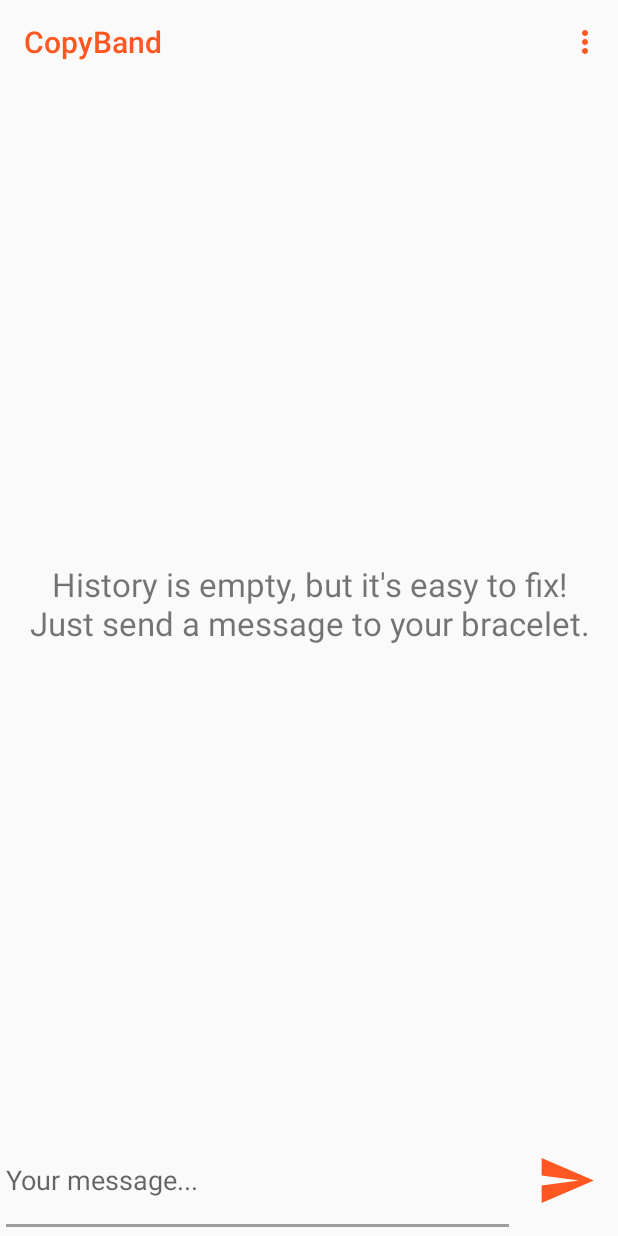
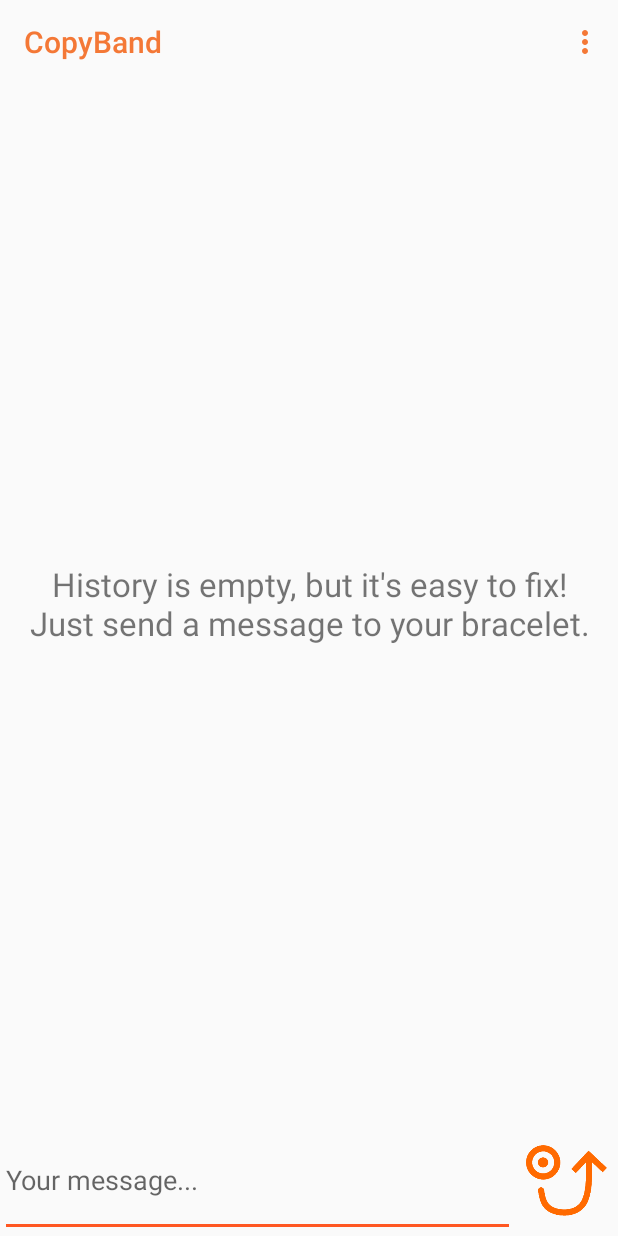
Before and after one commit to cubeqw/CopyBand, an Android app: the MainActivity screen opened directly, with no data from a screen before it, on a phone screen of 412 x 824 dp. Run offline under Robolectric (Android 15) with nearby library versions, the light colour scheme and no system bars; 1 statement that could not run was skipped.

Commit message:
New design Add reminder button (reminder don't work)

```diff
--- a/app/src/main/java/com/cubeqw/copyband/MainActivity.java
+++ b/app/src/main/java/com/cubeqw/copyband/MainActivity.java
@@ -22,6 +22,7 @@
 import android.view.View;
 import android.view.ViewGroup;
 import android.widget.EditText;
+import android.widget.TabHost;
 import android.widget.TextView;
 import android.widget.Toast;
 
@@ -54,11 +55,24 @@
     String date;
     private CustomAdapter recyclerViewAdapter;
     RecyclerView recyclerView;
+    TabHost mTabHost;
 
     @Override
     protected void onCreate(Bundle savedInstanceState) {
         super.onCreate(savedInstanceState);
         setContentView(R.layout.activity_main);
+        setTheme(R.style.AppTheme);
+        mTabHost=findViewById(R.id.tabHost);
+        mTabHost.setup();
+        TabHost.TabSpec tabSpec = mTabHost.newTabSpec("tag1");
+        tabSpec.setContent(R.id.main);
+        tabSpec.setIndicator(getResources().getString(R.string.messages));
+        mTabHost.addTab(tabSpec);
+        tabSpec = mTabHost.newTabSpec("tag2");
+        tabSpec.setContent(R.id.reminder_layout);
+        tabSpec.setIndicator(getResources().getString(R.string.reminder));
+        mTabHost.addTab(tabSpec);
+        mTabHost.setCurrentTab(0);
         text =findViewById(R.id.text);
         tb=new TinyDB(getApplicationContext());
         quotes=tb.getListString("history");
--- a/app/src/main/res/drawable/gradient.xml
+++ b/app/src/main/res/drawable/gradient.xml
@@ -10,4 +10,5 @@
         android:bottomLeftRadius="100dp"
         android:topLeftRadius="100dp"
         android:topRightRadius="100dp"/>
+
 </shape>
--- a/app/src/main/res/drawable/send_button.xml
+++ /dev/null
@@ -1,13 +0,0 @@
-<vector xmlns:android="http://schemas.android.com/apk/res/android"
-    android:width="108dp"
-    android:height="108dp"
-    android:viewportWidth="41.37931"
-    android:viewportHeight="41.37931"
-    android:tint="@color/colorPrimary">
-    <group android:translateX="8.689655"
-        android:translateY="8.689655">
-        <path
-            android:fillColor="#FF000000"
-            android:pathData="M2.01,21L23,12 2.01,3 2,10l15,2 -15,2z"/>
-    </group>
-</vector>
--- a/app/src/main/res/layout/activity_main.xml
+++ b/app/src/main/res/layout/activity_main.xml
@@ -1,52 +1,106 @@
 <?xml version="1.0" encoding="utf-8"?>
-        <RelativeLayout
-            android:layout_height="match_parent"
+
+<TabHost
+    android:id="@+id/tabHost"
+    xmlns:android="http://schemas.android.com/apk/res/android"
     android:layout_width="match_parent"
-            xmlns:android="http://schemas.android.com/apk/res/android">
-            <LinearLayout android:layout_height="match_parent"
-                android:layout_width="match_parent"
-                android:orientation="vertical"
-                >
-                <TextView
+    android:layout_height="wrap_content"
+    android:layout_gravity="center_horizontal">
+
+    <LinearLayout
         android:layout_width="match_parent"
         android:layout_height="match_parent"
+        android:orientation="vertical">
+
+        <TabWidget
+            android:id="@android:id/tabs"
+            android:layout_width="match_parent"
+            android:layout_height="wrap_content">
+        </TabWidget>
+
+        <FrameLayout
+            android:id="@android:id/tabcontent"
+            android:layout_width="match_parent"
+            android:layout_height="match_parent">
+
+            <LinearLayout
+                android:id="@+id/main"
+                android:layout_width="match_parent"
+                android:layout_height="match_parent">
+
+                <RelativeLayout xmlns:android="http://schemas.android.com/apk/res/android"
+                    android:layout_width="match_parent"
+                    android:layout_height="match_parent">
+
+                    <LinearLayout
+                        android:layout_width="match_parent"
+                        android:layout_height="match_parent"
+                        android:orientation="vertical">
+
+                        <TextView
+                            android:id="@+id/empty"
+                            android:layout_width="match_parent"
+                            android:layout_height="match_parent"
+                            android:layout_margin="12dp"
+                            android:layout_weight="10"
+                            android:gravity="center"
                             android:text="@string/empty"
-                    android:id="@+id/empty"
-                    android:visibility="gone"
-                    android:layout_weight="10"
-                    android:layout_margin="12dp"
                             android:textSize="22dp"
-                    android:gravity="center"/>
+                            android:visibility="gone" />
+
                         <androidx.recyclerview.widget.RecyclerView
                             android:id="@+id/recyclerview_quotes"
                             android:layout_width="match_parent"
-                    android:layout_weight="10"
-                    android:layout_height="match_parent"/>
+                            android:layout_height="match_parent"
+                            android:layout_weight="10" />
 
                         <LinearLayout
                             android:layout_width="match_parent"
                             android:layout_height="450dp"
+                            android:layout_gravity="bottom"
                             android:layout_weight="50"
-                    android:orientation="horizontal"
-                    android:layout_gravity="bottom"
-                    >
+                            android:orientation="vertical">
+
+                            <LinearLayout
+                                android:layout_width="match_parent"
+                                android:layout_height="wrap_content"
+                                android:orientation="horizontal">
 
                                 <EditText
+                                    android:id="@+id/text"
+                                    android:layout_width="match_parent"
+                                    android:layout_height="75dp"
+                                    android:layout_below="@+id/recyclerview_quotes"
+                                    android:layout_gravity="center"
+                                    android:layout_weight="10"
+                                    android:hint="@string/edit" />
+
+                                <ImageView
                                     android:layout_width="match_parent"
                                     android:layout_height="75dp"
                                     android:layout_gravity="center"
-                        android:id="@+id/text"
-                        android:hint="@string/edit"
-                        android:layout_below="@+id/recyclerview_quotes"
-                        android:layout_weight="10"
-                        />
-                    <ImageView
-                        android:layout_width="match_parent"
-                        android:layout_height="75dp"
                                     android:layout_weight="50"
-                        android:layout_gravity="center"
                                     android:onClick="onClick"
-                        android:src="@drawable/send_button" />
+                                    android:src="@drawable/send_button"
+                                    android:layout_margin="7dp"/>
+                            </LinearLayout>
+
                         </LinearLayout>
                     </LinearLayout>
                 </RelativeLayout>
+            </LinearLayout>
+            <LinearLayout
+                android:id="@+id/reminder_layout"
+                android:layout_width="match_parent"
+                android:layout_height="match_parent"
+                android:orientation="vertical">
+
+                <androidx.recyclerview.widget.RecyclerView
+                    android:id="@+id/recyclerview_reminder"
+                    android:layout_width="match_parent"
+                    android:layout_height="match_parent"
+                    android:layout_weight="10" />
+            </LinearLayout>
+        </FrameLayout>
+    </LinearLayout>
+</TabHost>
--- a/app/src/main/res/layout/listitem_quote.xml
+++ b/app/src/main/res/layout/listitem_quote.xml
@@ -11,12 +11,13 @@
     android:textSize="20dp"
     android:gravity="right"
     android:layout_gravity="right"
-    android:textColor="#FFFFFF"
+    android:textColor="@color/colorPrimaryDark"
     android:layout_width="wrap_content"
     android:layout_height="wrap_content"
     android:id="@+id/quote"
     android:padding="8dp"
     android:layout_weight="50"
+    android:layout_marginBottom="2dp"
     android:background="@drawable/gradient2"/>
     <TextView
         android:layout_width="match_parent"
--- a/app/src/main/res/values-v21/styles.xml
+++ b/app/src/main/res/values-v21/styles.xml
@@ -5,4 +5,13 @@
         <item name="windowNoTitle">true</item>
         <item name="android:statusBarColor">@android:color/transparent</item>
     </style>
+
+    <style name="AppTheme" parent="Theme.AppCompat.Light.DarkActionBar">
+        <item name="actionBarStyle">@style/Widget.ActionBar</item>
+        <item name="colorPrimary">@color/colorPrimary</item>
+        <item name="colorPrimaryDark">@color/colorPrimaryDark</item>
+        <item name="colorAccent">@color/colorAccent</item>
+        <item name="android:actionOverflowButtonStyle">@style/MyActionButtonOverflow</item>
+
+    </style>
 </resources>
--- a/app/src/main/res/values/colors.xml
+++ b/app/src/main/res/values/colors.xml
@@ -1,6 +1,6 @@
 <?xml version="1.0" encoding="utf-8"?>
 <resources>
-    <color name="colorPrimary">#FF5722</color>
+    <color name="colorPrimary">#F47836</color>
     <color name="colorPrimaryDark">#F47836</color>
-    <color name="colorAccent">#9A616161</color>
+    <color name="colorAccent">#FF5722</color>
 </resources>
--- a/app/src/main/res/values/strings.xml
+++ b/app/src/main/res/values/strings.xml
@@ -24,4 +24,6 @@
     <string name="long_title">Very long message</string>
     <string name="long_message">This message is very long to send to your bracelet. It will be cut off and the end may not fit. Continue?</string>
     <string name="contine">Contine</string>
+    <string name="messages">Messages</string>
+    <string name="reminder">Reminder</string>
 </resources>
--- a/app/src/main/res/values/styles.xml
+++ b/app/src/main/res/values/styles.xml
@@ -3,7 +3,7 @@
     <!-- Base application theme. -->
     <style name="AppTheme" parent="Theme.AppCompat.Light.DarkActionBar">
         <item name="actionBarStyle">@style/Widget.ActionBar</item>
-        <item name="colorPrimary">@color/colorPrimary</item>
+    <item name="colorPrimary">@color/colorPrimary</item>
         <item name="colorPrimaryDark">@color/colorPrimaryDark</item>
         <item name="colorAccent">@color/colorAccent</item>
         <item name="android:actionOverflowButtonStyle">@style/MyActionButtonOverflow</item>
--- a/build.gradle
+++ b/build.gradle
@@ -7,7 +7,7 @@
 
     }
     dependencies {
-        classpath 'com.android.tools.build:gradle:3.5.1'
+        classpath 'com.android.tools.build:gradle:3.5.2'
 
         // NOTE: Do not place your application dependencies here; they belong
         // in the individual module build.gradle files
```
Also changed, not shown: app/src/main/AndroidManifest.xml (+12 -4 lines), app/src/main/res/drawable/gradient2.xml (+7 -4 lines), app/src/main/res/layout/activity_add_reminder.xml (added, +325 -0 lines), app/src/main/res/layout/alarm_items.xml (added, +42 -0 lines), app/src/main/res/drawable-v21/send_button.png (added), app/src/main/res/drawable-v21/time.png (added), 1 other file. Lines whose indentation alone changed are shown as unchanged.
